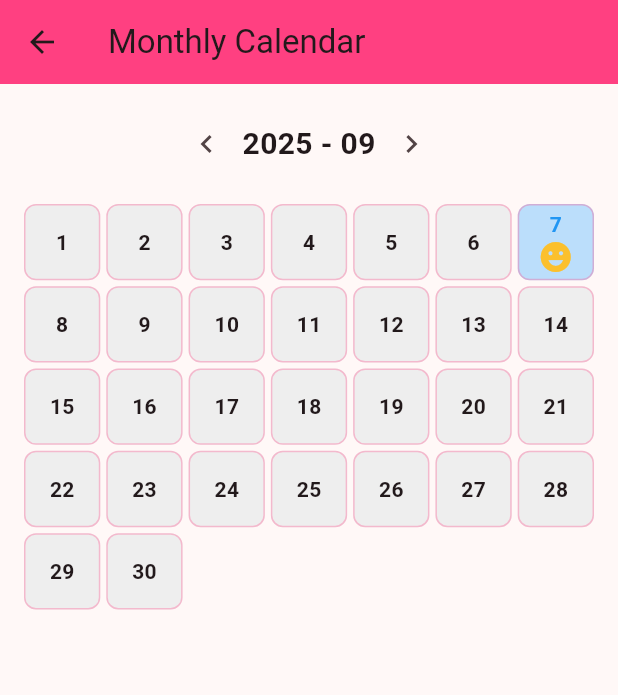
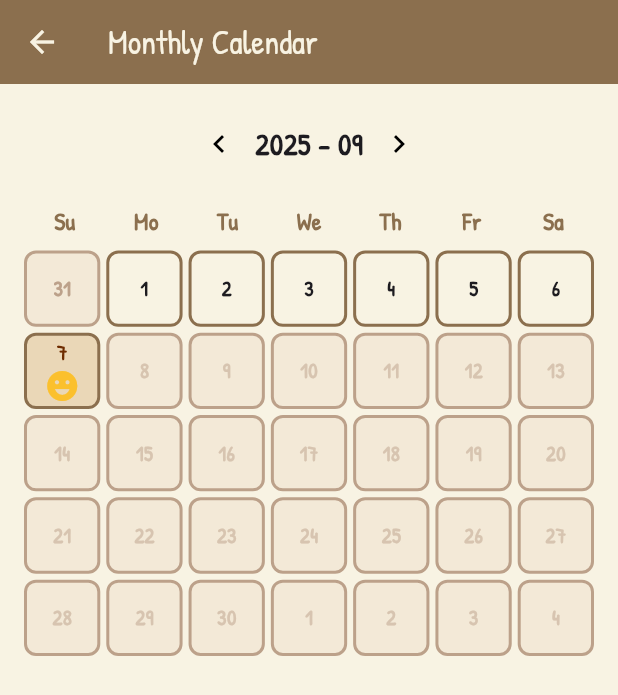
Before and after one commit to tonychen2/angel-or-devil, a Flutter app: the DiaryEntryScreen screen opened directly, after a tap on "Save", on a phone screen of 412 x 824 dp. Shown: the top 695 px of the screen. Run offline on Flutter 3.47's test engine with Material 3 defaults, Android fonts, the phone set to English and light mode, and no system bars; our stand-ins replace google_fonts, hive, hive_flutter; accounts and stored records are empty; Roboto replaces fonts that are missing (Nunito).

Commit message:
Aesthetic improvements

```diff
--- a/lib/main.dart
+++ b/lib/main.dart
@@ -1,7 +1,7 @@
 import 'package:flutter/material.dart';
 import 'models/entry.dart';
-import 'package:hive/hive.dart';
 import 'package:hive_flutter/hive_flutter.dart';
+import 'package:google_fonts/google_fonts.dart';
 
 Future<void> main() async {
   WidgetsFlutterBinding.ensureInitialized();
@@ -17,13 +17,26 @@ class AngelDevilApp extends StatelessWidget {
   @override
   Widget build(BuildContext context) {
     return MaterialApp(
-      title: 'Angel Baby',
+      title: 'Angel or Devil',
       theme: ThemeData(
-        colorScheme: ColorScheme.fromSeed(seedColor: Colors.pinkAccent),
-        useMaterial3: true,
-        fontFamily: 'Nunito',
+        scaffoldBackgroundColor: const Color(
+          0xFFF8F3E3,
+        ), // Papyrus-like background
+        primaryColor: const Color(0xFF8B6F4E), // Brown
+        appBarTheme: const AppBarTheme(
+          backgroundColor: Color(0xFF8B6F4E),
+          foregroundColor: Color(0xFFF8F3E3),
+          elevation: 0,
         ),
-      home: const DailyPromptScreen(),
+        textTheme:
+            GoogleFonts.patrickHandTextTheme(), // Handwritten casual font
+        fontFamily: GoogleFonts.patrickHand().fontFamily,
+        colorScheme: ColorScheme.fromSwatch().copyWith(
+          primary: const Color(0xFF8B6F4E),
+          secondary: const Color(0xFF8B6F4E),
+        ),
+      ),
+      home: const CalendarViewScreen(),
     );
   }
 }
@@ -37,7 +50,7 @@ class DailyPromptScreen extends StatelessWidget {
     return Scaffold(
       appBar: AppBar(
         title: const Text('Angel Baby'),
-        backgroundColor: Colors.pinkAccent,
+        backgroundColor: Colors.brown,
       ),
       body: Center(
         child: Column(
@@ -129,7 +142,7 @@ class _DiaryEntryScreenState extends State<DiaryEntryScreen> {
     return Scaffold(
       appBar: AppBar(
         title: const Text('Diary Entry'),
-        backgroundColor: Colors.pinkAccent,
+        backgroundColor: Colors.brown,
       ),
       body: Padding(
         padding: const EdgeInsets.all(24.0),
@@ -242,14 +255,24 @@ class _CalendarViewBodyState extends State<_CalendarViewBody> {
               entry.date.month == _displayMonth.month,
         )
         .toList();
-    Map<int, DiaryEntry> dayToEntry = {
-      for (var entry in entries) entry.date.day: entry,
-    };
+
+    // Calculate calendar grid range for full weeks
+    final firstWeekday = firstDayOfMonth.weekday % 7; // Sunday=0
+    final lastDayOfMonth = DateTime(
+      _displayMonth.year,
+      _displayMonth.month,
+      daysInMonth,
+    );
+    final lastWeekday = lastDayOfMonth.weekday % 7;
+    final gridStart = firstDayOfMonth.subtract(Duration(days: firstWeekday));
+    final gridEnd = lastDayOfMonth.add(Duration(days: 6 - lastWeekday));
+    final totalDays = gridEnd.difference(gridStart).inDays + 1;
+    final weekDays = ['Su', 'Mo', 'Tu', 'We', 'Th', 'Fr', 'Sa'];
 
     return Scaffold(
       appBar: AppBar(
         title: const Text('Monthly Calendar'),
-        backgroundColor: Colors.pinkAccent,
+        backgroundColor: const Color(0xFF8B6F4E),
       ),
       body: Padding(
         padding: const EdgeInsets.all(16.0),
@@ -276,6 +299,26 @@ class _CalendarViewBodyState extends State<_CalendarViewBody> {
               ],
             ),
             const SizedBox(height: 16),
+            Row(
+              mainAxisAlignment: MainAxisAlignment.spaceBetween,
+              children: weekDays
+                  .map(
+                    (d) => Expanded(
+                      child: Center(
+                        child: Text(
+                          d,
+                          style: const TextStyle(
+                            fontWeight: FontWeight.bold,
+                            color: Color(0xFF8B6F4E),
+                            fontSize: 16,
+                          ),
+                        ),
+                      ),
+                    ),
+                  )
+                  .toList(),
+            ),
+            const SizedBox(height: 8),
             Expanded(
               child: GridView.builder(
                 gridDelegate: const SliverGridDelegateWithFixedCrossAxisCount(
@@ -284,22 +327,17 @@ class _CalendarViewBodyState extends State<_CalendarViewBody> {
                   crossAxisSpacing: 4,
                   mainAxisSpacing: 4,
                 ),
-                itemCount: daysInMonth + firstDayOfMonth.weekday - 1,
+                itemCount: totalDays,
                 itemBuilder: (context, index) {
-                  if (index < firstDayOfMonth.weekday - 1) {
-                    return const SizedBox();
-                  }
-                  final day = index - (firstDayOfMonth.weekday - 2);
-                  final date = DateTime(
-                    _displayMonth.year,
-                    _displayMonth.month,
-                    day,
-                  );
-                  final entry = dayToEntry[day];
+                  final date = gridStart.add(Duration(days: index));
+                  final isCurrentMonth = date.month == _displayMonth.month;
+                  final day = date.day;
+                  // Get entry for any date, not just current month
+                  final entry = box.get(date.toIso8601String());
                   final isToday = date == today;
                   final isFuture = date.isAfter(today);
                   return GestureDetector(
-                    onTap: isFuture
+                    onTap: isFuture || !isCurrentMonth
                         ? null
                         : () {
                             showDialog(
@@ -320,23 +358,30 @@ class _CalendarViewBodyState extends State<_CalendarViewBody> {
                                     updatedEntry,
                                   );
                                   Navigator.pop(context);
-                                  setState(() {}); // Refresh calendar
+                                  setState(() {});
                                 },
                               ),
                             );
                           },
                     child: Container(
                       decoration: BoxDecoration(
-                        color: isToday
-                            ? Colors.blue[100]
-                            : entry != null
-                            ? Colors.pink[50]
-                            : Colors.grey[200],
+                        color: isFuture || !isCurrentMonth
+                            ? const Color(0xFFF3E9D7)
+                            : isToday
+                            ? const Color(0xFFEAD7B7)
+                            : (entry != null
+                                  ? const Color(0xFFF8F3E3)
+                                  : const Color(0xFFF8F3E3)),
                         borderRadius: BorderRadius.circular(8),
                         border: Border.all(
-                          color: Colors.pinkAccent.withOpacity(0.3),
+                          color: isFuture || !isCurrentMonth
+                              ? const Color(0xFFBCA18A)
+                              : const Color(0xFF8B6F4E),
+                          width: 2,
                         ),
                       ),
+                      child: Opacity(
+                        opacity: isFuture ? 0.5 : 1.0,
                         child: Column(
                           mainAxisAlignment: MainAxisAlignment.center,
                           children: [
@@ -344,10 +389,14 @@ class _CalendarViewBodyState extends State<_CalendarViewBody> {
                               '$day',
                               style: TextStyle(
                                 fontWeight: FontWeight.bold,
-                              color: isToday ? Colors.blue : null,
+                                color: isToday
+                                    ? const Color(0xFF6E2C00)
+                                    : isFuture || !isCurrentMonth
+                                    ? const Color(0xFFBCA18A)
+                                    : null,
                               ),
                             ),
-                          if (entry != null)
+                            if (entry != null && !isFuture)
                               entry.isAngel
                                   ? Icon(
                                       Icons.emoji_emotions,
@@ -360,6 +409,7 @@ class _CalendarViewBodyState extends State<_CalendarViewBody> {
                                       size: 24,
                                     ),
                           ],
+                        ),
                       ),
                     ),
                   );
@@ -410,7 +460,11 @@ class _DayDetailDialogState extends State<_DayDetailDialog> {
   @override
   Widget build(BuildContext context) {
     return AlertDialog(
-      title: Text('Day ${widget.day}'),
+      title: Text(
+        // Show full date instead of just day number
+        '${widget.entry.date.month.toString().padLeft(2, '0')}/${widget.entry.date.day.toString().padLeft(2, '0')}/${widget.entry.date.year}',
+        style: const TextStyle(fontWeight: FontWeight.bold),
+      ),
       content: Column(
         mainAxisSize: MainAxisSize.min,
         crossAxisAlignment: CrossAxisAlignment.start,
--- a/pubspec.yaml
+++ b/pubspec.yaml
@@ -32,6 +32,7 @@ dependencies:
     sdk: flutter
   hive: ^2.2.3
   hive_flutter: ^1.1.0
+  google_fonts: ^6.0.0
   cupertino_icons: ^1.0.8
   flutter_lints: ^6.0.0
 
```
Also changed, not shown: assets/angel.svg (added), assets/devil.svg (added), pubspec.lock, 1 other file. Lines whose indentation alone changed are shown as unchanged.
